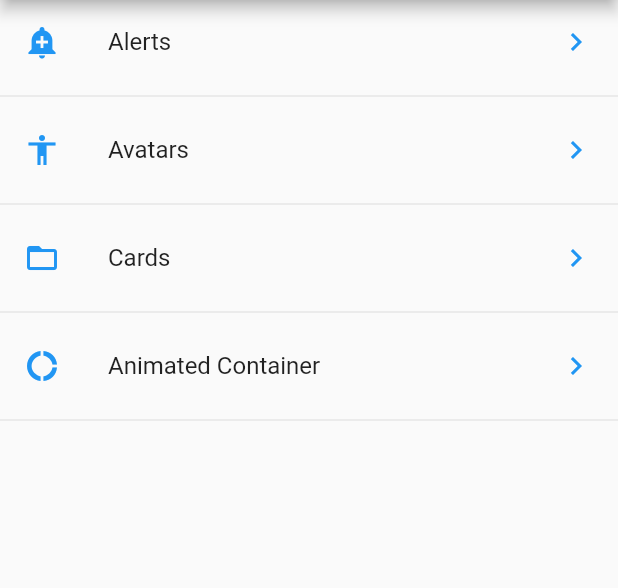
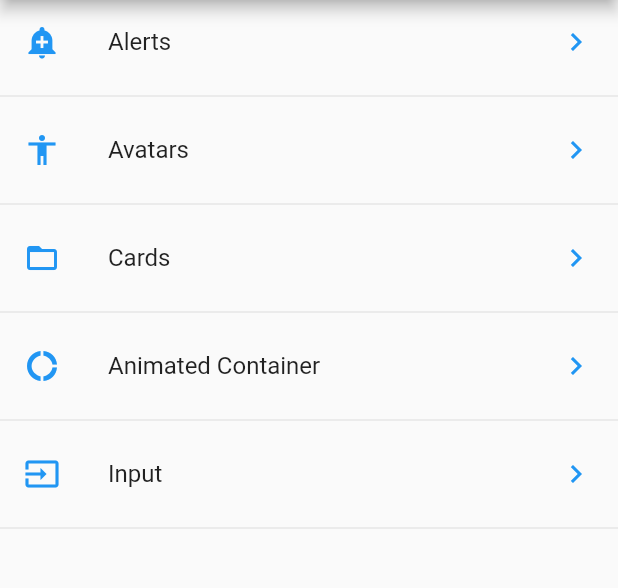
Before and after one commit to ajyanreyu/flutter-components, a Flutter app: the screen it shows after launch, on a phone screen of 412 x 824 dp, the part 84-672 px from its top. Run offline on Flutter 3.47's test engine with Material 2 defaults, Android fonts, the phone set to English and light mode, and no system bars.

Commit message:
Simple input

```diff
--- a/data/menu_options.json
+++ b/data/menu_options.json
@@ -20,6 +20,11 @@
             "route" : "animatedContainer",
             "icon" : "donut_large",
             "text": "Animated Container"
+        },
+        {
+            "route" : "input",
+            "icon" : "input",
+            "text": "Input"
         }
     ]
 }
--- a/lib/routes/routes.dart
+++ b/lib/routes/routes.dart
@@ -4,6 +4,7 @@ import 'package:flutter_components/pages/animated_container.dart';
 import 'package:flutter_components/pages/card_pages.dart';
 import 'package:flutter_components/pages/home_page.dart';
 import 'package:flutter_components/pages/avatar_page.dart';
+import 'package:flutter_components/pages/input_page.dart';
 
 Map<String, WidgetBuilder> getAppRoutes() {
   return <String, WidgetBuilder>{
@@ -11,6 +12,7 @@ Map<String, WidgetBuilder> getAppRoutes() {
     'alert': (BuildContext context) => AlertPage(),
     'avatar': (BuildContext context) => AvatarPage(),
     'card': (BuildContext context) => CardPage(),
-    'animatedContainer': (BuildContext context) => AnimatedContainerPage()
+    'animatedContainer': (BuildContext context) => AnimatedContainerPage(),
+    'input': (BuildContext context) => InputPage(),
   };
 }
--- a/lib/utils/icon_string_util.dart
+++ b/lib/utils/icon_string_util.dart
@@ -5,9 +5,8 @@ final _icon = <String, IconData>{
   'accessibility': Icons.accessibility,
   'folder_open': Icons.folder_open,
   'donut_large': Icons.donut_large,
+  'input': Icons.input,
 };
-
-
 
 Icon getIcon(String name) {
   return Icon(
```
Also changed, not shown: lib/pages/input_page.dart (added, +42 -0 lines).
